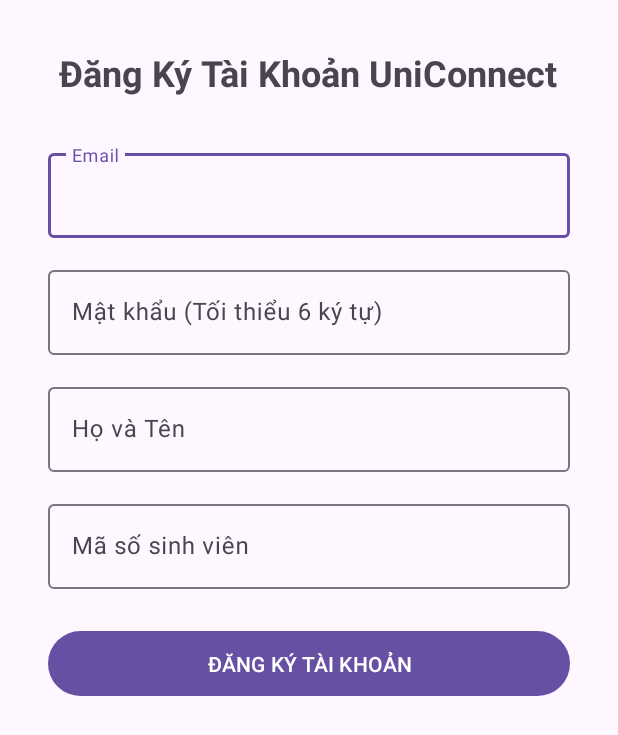
After one commit to HuyHuy-IT04/uniconnect-app, an Android app: the RegisterActivity screen opened directly, with no data from a screen before it, on a phone screen of 412 x 824 dp. The commit adds this screen. Shown: the top 735 px of the screen. Run offline under Robolectric (Android 15) with nearby library versions, the phone set to English and light mode, and no system bars; our stand-ins replace Firebase (no records; nobody signed in at launch, a user with empty details on screens opened directly).

Commit message:
feature/auth-ui

```diff
--- /dev/null
+++ b/app/src/main/java/com/example/demobtl/RegisterActivity.java
@@ -0,0 +1,143 @@
+package com.example.demobtl;
+
+import androidx.appcompat.app.AppCompatActivity;
+import android.content.Intent;
+import android.os.Bundle;
+import android.text.TextUtils;
+import android.util.Log;
+import android.view.View;
+import android.widget.Button;
+import android.widget.EditText;
+import android.widget.ProgressBar;
+import android.widget.Toast;
+
+import com.example.demobtl.model.User; // Đã sửa lỗi: Import User Model
+import com.google.firebase.auth.FirebaseAuth;
+import com.google.firebase.auth.FirebaseUser;
+import com.google.firebase.database.DatabaseReference;
+import com.google.firebase.database.FirebaseDatabase;
+
+public class RegisterActivity extends AppCompatActivity {
+
+    private static final String TAG = "RegisterActivity";
+
+    // UI Components
+    private EditText etEmail, etPassword, etFullName, etStudentId;
+    private Button btnRegister;
+    private ProgressBar progressBar;
+
+    // Firebase Instances
+    private FirebaseAuth mAuth;
+    private DatabaseReference mDatabase; // Tham chiếu đến Realtime DB
+
+    @Override
+    protected void onCreate(Bundle savedInstanceState) {
+        super.onCreate(savedInstanceState);
+        setContentView(R.layout.activity_register);
+
+        // 1. Ánh xạ View
+        etEmail = findViewById(R.id.etEmail);
+        etPassword = findViewById(R.id.etPassword);
+        etFullName = findViewById(R.id.etFullName);
+        etStudentId = findViewById(R.id.etStudentId);
+        btnRegister = findViewById(R.id.btnRegister);
+        progressBar = findViewById(R.id.progressBar);
+
+        // 2. Khởi tạo Firebase (Sử dụng singleton instance)
+        mAuth = FirebaseAuth.getInstance();
+        // Lấy tham chiếu đến node "users" theo yêu cầu
+        mDatabase = FirebaseDatabase.getInstance().getReference("users");
+
+        // 3. Xử lý sự kiện Đăng ký
+        btnRegister.setOnClickListener(v -> registerUser());
+    }
+
+    /**
+     * Phương thức xử lý toàn bộ quá trình Đăng ký (Auth + DB Save).
+     */
+    private void registerUser() {
+        final String email = etEmail.getText().toString().trim();
+        final String password = etPassword.getText().toString().trim();
+        final String fullName = etFullName.getText().toString().trim();
+        final String studentId = etStudentId.getText().toString().trim();
+
+        // 4. Kiểm tra đầu vào (Input Validation)
+        if (TextUtils.isEmpty(email) || TextUtils.isEmpty(password) || TextUtils.isEmpty(fullName) || TextUtils.isEmpty(studentId)) {
+            Toast.makeText(this, "Vui lòng điền đầy đủ thông tin bắt buộc.", Toast.LENGTH_SHORT).show();
+            return;
+        }
+        if (password.length() < 6) {
+            Toast.makeText(this, "Mật khẩu phải có tối thiểu 6 ký tự.", Toast.LENGTH_SHORT).show();
+            return;
+        }
+
+        // Hiển thị ProgressBar, ẩn nút để tránh click kép
+        showProgress(true);
+
+        // 5. Firebase Auth: Tạo người dùng mới
+        mAuth.createUserWithEmailAndPassword(email, password)
+                .addOnCompleteListener(this, task -> {
+                    if (task.isSuccessful()) {
+                        // Auth Thành công
+                        Log.d(TAG, "createUserWithEmail:success");
+                        FirebaseUser user = mAuth.getCurrentUser();
+
+                        if (user != null) {
+                            // 6. Lưu thông tin người dùng vào Realtime Database
+                            saveUserToDatabase(user.getUid(), email, fullName, studentId);
+                        }
+                    } else {
+                        // Auth Thất bại
+                        Log.w(TAG, "createUserWithEmail:failure", task.getException());
+                        showProgress(false);
+                        Toast.makeText(RegisterActivity.this, "Đăng ký thất bại: " + task.getException().getMessage(),
+                                Toast.LENGTH_LONG).show();
+                    }
+                });
+    }
+
+    /**
+     * Phương thức lưu thông tin User vào node "users" trong Realtime DB.
+     */
+    private void saveUserToDatabase(String uid, String email, String fullName, String studentId) {
+        // Tạo đối tượng User Model (chứa dữ liệu)
+        User user = new User(uid, email, fullName, studentId);
+
+        // Đặt dữ liệu vào node "users/{uid_cua_user}"
+        mDatabase.child(uid).setValue(user)
+                .addOnCompleteListener(task -> {
+                    showProgress(false); // Ẩn ProgressBar
+                    if (task.isSuccessful()) {
+                        // Lưu DB Thành công
+                        Toast.makeText(RegisterActivity.this, "Đăng ký thành công! Chào mừng đến với UniConnect.", Toast.LENGTH_LONG).show();
+
+                        // Chuyển hướng đến màn hình chính
+                        startActivity(new Intent(RegisterActivity.this, HomeActivity.class));
+                        finish(); // Kết thúc Activity hiện tại
+                    } else {
+                        // Lưu DB Thất bại
+                        Log.e(TAG, "Lưu thông tin thất bại.", task.getException());
+                        Toast.makeText(RegisterActivity.this, "Lỗi lưu thông tin cá nhân. Vui lòng thử lại.", Toast.LENGTH_LONG).show();
+
+                        // *Đảm bảo tính toàn vẹn: Nếu lưu DB thất bại, cần xóa tài khoản Auth vừa tạo*
+                        if (mAuth.getCurrentUser() != null) {
+                            mAuth.getCurrentUser().delete();
+                            Toast.makeText(RegisterActivity.this, "Đã hủy tài khoản Auth để đảm bảo dữ liệu.", Toast.LENGTH_LONG).show();
+                        }
+                    }
+                });
+    }
+
+    /**
+     * Hiển thị/Ẩn ProgressBar và vô hiệu hóa nút Đăng ký.
+     */
+    private void showProgress(boolean show) {
+        if (show) {
+            progressBar.setVisibility(View.VISIBLE);
+            btnRegister.setEnabled(false);
+        } else {
+            progressBar.setVisibility(View.GONE);
+            btnRegister.setEnabled(true);
+        }
+    }
+}
--- /dev/null
+++ b/app/src/main/res/layout/activity_register.xml
@@ -0,0 +1,83 @@
+<?xml version="1.0" encoding="utf-8"?>
+<LinearLayout
+    xmlns:android="http://schemas.android.com/apk/res/android"
+    xmlns:tools="http://schemas.android.com/tools"
+    android:layout_width="match_parent"
+    android:layout_height="match_parent"
+    android:orientation="vertical"
+    android:padding="32dp"
+    android:gravity="center_horizontal"
+    tools:context=".RegisterActivity">
+
+    <TextView
+        android:layout_width="wrap_content"
+        android:layout_height="wrap_content"
+        android:text="Đăng Ký Tài Khoản UniConnect"
+        android:textSize="24sp"
+        android:textStyle="bold"
+        android:layout_marginBottom="32dp" />
+
+    <com.google.android.material.textfield.TextInputLayout
+        android:layout_width="match_parent"
+        android:layout_height="wrap_content"
+        android:layout_marginBottom="16dp">
+        <com.google.android.material.textfield.TextInputEditText
+            android:id="@+id/etEmail"
+            android:layout_width="match_parent"
+            android:layout_height="wrap_content"
+            android:hint="Email"
+            android:inputType="textEmailAddress" />
+    </com.google.android.material.textfield.TextInputLayout>
+
+    <com.google.android.material.textfield.TextInputLayout
+        android:layout_width="match_parent"
+        android:layout_height="wrap_content"
+        android:layout_marginBottom="16dp">
+        <com.google.android.material.textfield.TextInputEditText
+            android:id="@+id/etPassword"
+            android:layout_width="match_parent"
+            android:layout_height="wrap_content"
+            android:hint="Mật khẩu (Tối thiểu 6 ký tự)"
+            android:inputType="textPassword" />
+    </com.google.android.material.textfield.TextInputLayout>
+
+    <com.google.android.material.textfield.TextInputLayout
+        android:layout_width="match_parent"
+        android:layout_height="wrap_content"
+        android:layout_marginBottom="16dp">
+        <com.google.android.material.textfield.TextInputEditText
+            android:id="@+id/etFullName"
+            android:layout_width="match_parent"
+            android:layout_height="wrap_content"
+            android:hint="Họ và Tên"
+            android:inputType="textCapWords" />
+    </com.google.android.material.textfield.TextInputLayout>
+
+    <com.google.android.material.textfield.TextInputLayout
+        android:layout_width="match_parent"
+        android:layout_height="wrap_content"
+        android:layout_marginBottom="24dp">
+        <com.google.android.material.textfield.TextInputEditText
+            android:id="@+id/etStudentId"
+            android:layout_width="match_parent"
+            android:layout_height="wrap_content"
+            android:hint="Mã số sinh viên"
+            android:inputType="text" />
+    </com.google.android.material.textfield.TextInputLayout>
+
+    <Button
+        android:id="@+id/btnRegister"
+        android:layout_width="match_parent"
+        android:layout_height="wrap_content"
+        android:text="ĐĂNG KÝ TÀI KHOẢN"
+        android:padding="12dp" />
+
+    <ProgressBar
+        android:id="@+id/progressBar"
+        style="?android:attr/progressBarStyle"
+        android:layout_width="wrap_content"
+        android:layout_height="wrap_content"
+        android:layout_marginTop="16dp"
+        android:visibility="gone" />
+
+</LinearLayout>
```
Also changed, not shown: app/src/main/AndroidManifest.xml (+8 -0 lines), app/src/main/java/com/example/demobtl/HomeActivity.java (added, +14 -0 lines), app/src/main/java/com/example/demobtl/LoginActivity.java (added, +18 -0 lines), app/src/main/java/com/example/demobtl/MainActivity.java (+34 -4 lines), app/src/main/java/com/example/demobtl/model/User.java (added, +53 -0 lines), app/src/main/res/layout/activity_main.xml (+60 -4 lines).
